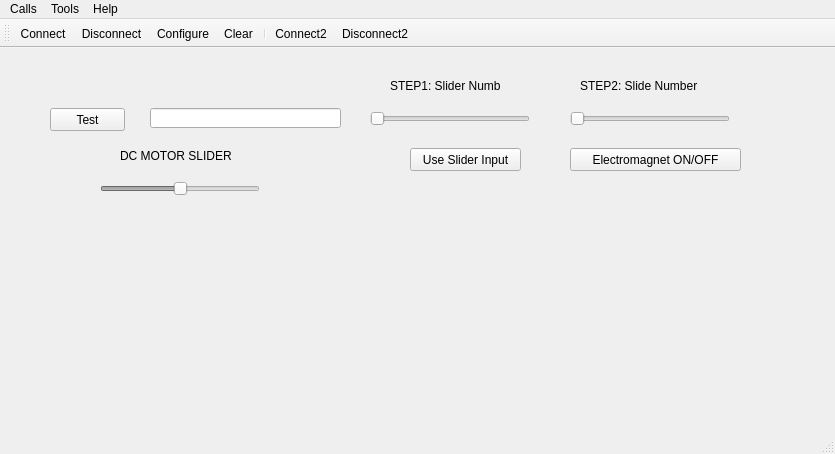
Above: Labs/Motor Lab/SerialTerminal/mainwindow.ui from enewhall/Mechatronics before the change. Below: the same form after it.
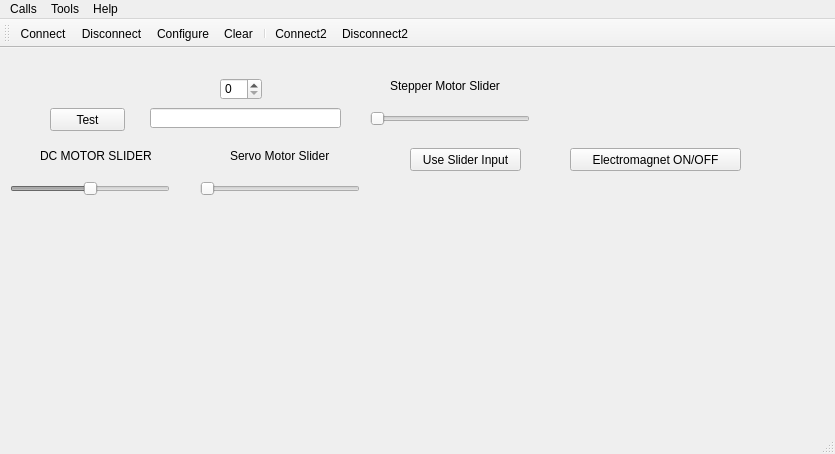
That is the form after the change. Icons and pictures are not drawn.

Diff of the .ui file:
```diff
--- a/Labs/Motor Lab/SerialTerminal/mainwindow.ui
+++ b/Labs/Motor Lab/SerialTerminal/mainwindow.ui
@@ -87,7 +87,7 @@
      <string>Input for primary</string>
     </property>
     <property name="text">
-     <string>STEP1: Slider Number</string>
+     <string>Stepper Motor Slider</string>
     </property>
    </widget>
    <widget class="QPushButton" name="pushButton_2">
@@ -103,38 +103,6 @@
      <string>Use Slider Input</string>
     </property>
    </widget>
-   <widget class="QSlider" name="horizontalSlider_2">
-    <property name="enabled">
-     <bool>false</bool>
-    </property>
-    <property name="geometry">
-     <rect>
-      <x>570</x>
-      <y>60</y>
-      <width>160</width>
-      <height>22</height>
-     </rect>
-    </property>
-    <property name="maximum">
-     <number>210</number>
-    </property>
-    <property name="orientation">
-     <enum>Qt::Horizontal</enum>
-    </property>
-   </widget>
-   <widget class="QLabel" name="label_2">
-    <property name="geometry">
-     <rect>
-      <x>580</x>
-      <y>30</y>
-      <width>121</width>
-      <height>16</height>
-     </rect>
-    </property>
-    <property name="text">
-     <string>STEP2: Slide Number</string>
-    </property>
-   </widget>
    <widget class="QPushButton" name="pushButton_3">
     <property name="geometry">
      <rect>
@@ -154,7 +122,7 @@
     </property>
     <property name="geometry">
      <rect>
-      <x>100</x>
+      <x>10</x>
       <y>130</y>
       <width>160</width>
       <height>22</height>
@@ -173,7 +141,7 @@
    <widget class="QLabel" name="label_3">
     <property name="geometry">
      <rect>
-      <x>120</x>
+      <x>40</x>
       <y>100</y>
       <width>121</width>
       <height>16</height>
@@ -183,6 +151,54 @@
      <string>DC MOTOR SLIDER</string>
     </property>
    </widget>
+   <widget class="QSlider" name="horizontalSlider_4">
+    <property name="enabled">
+     <bool>false</bool>
+    </property>
+    <property name="geometry">
+     <rect>
+      <x>200</x>
+      <y>130</y>
+      <width>160</width>
+      <height>22</height>
+     </rect>
+    </property>
+    <property name="maximum">
+     <number>255</number>
+    </property>
+    <property name="orientation">
+     <enum>Qt::Horizontal</enum>
+    </property>
+   </widget>
+   <widget class="QLabel" name="label_4">
+    <property name="geometry">
+     <rect>
+      <x>230</x>
+      <y>100</y>
+      <width>101</width>
+      <height>16</height>
+     </rect>
+    </property>
+    <property name="text">
+     <string>Servo Motor Slider</string>
+    </property>
+   </widget>
+   <widget class="QSpinBox" name="spinBox">
+    <property name="geometry">
+     <rect>
+      <x>220</x>
+      <y>30</y>
+      <width>42</width>
+      <height>22</height>
+     </rect>
+    </property>
+    <property name="statusTip">
+     <string>The xth motor of that type</string>
+    </property>
+    <property name="maximum">
+     <number>9</number>
+    </property>
+   </widget>
   </widget>
   <widget class="QMenuBar" name="menuBar">
    <property name="geometry">
```
Left out of the diff: 3 changed lines with no effect on the pictures.
